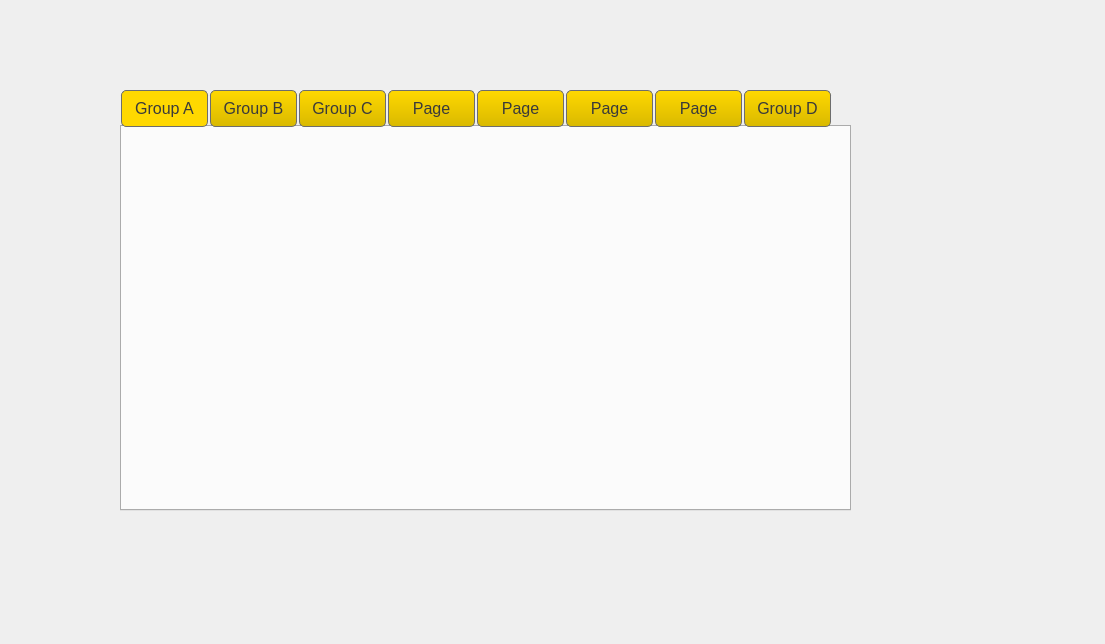
Before: the Qt Designer form sources/FootballEditor16/GUIApp/temporary.ui in vaddya/FootballEditor16, drawn with Qt 5.
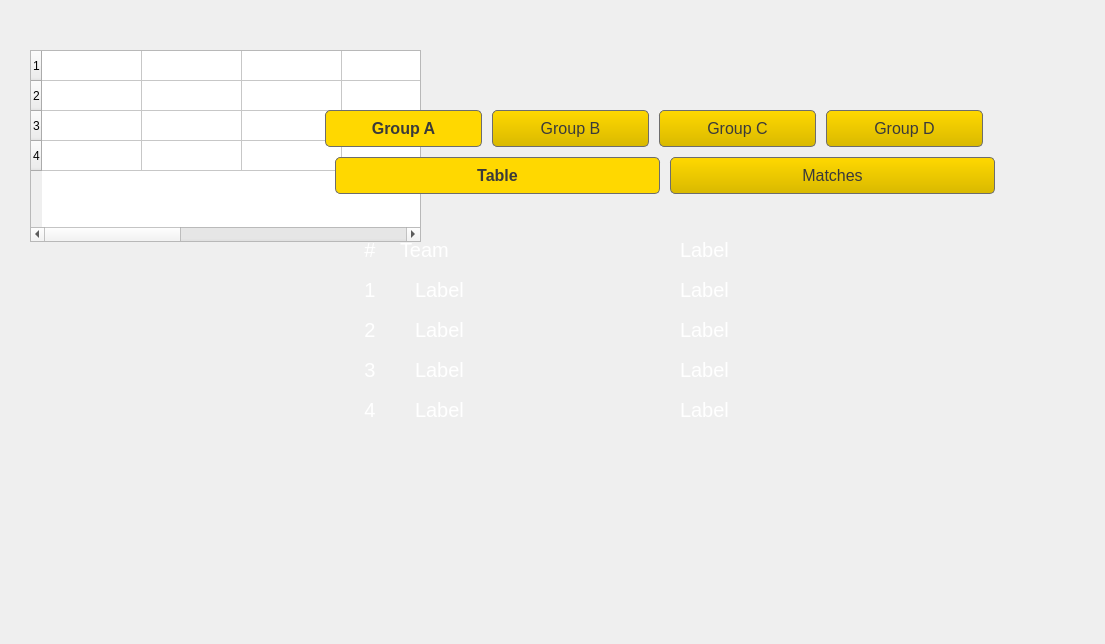
After: the same form once the commit is applied. The open tabs and pages were chosen to show the change. Icons and pictures are not drawn.

Commit message: stable table

The edit to the form file:
```diff
--- a/sources/FootballEditor16/GUIApp/temporary.ui
+++ b/sources/FootballEditor16/GUIApp/temporary.ui
@@ -13,13 +13,124 @@
   <property name="windowTitle">
    <string>Dialog</string>
   </property>
+  <widget class="QTableWidget" name="tableWidget">
+   <property name="enabled">
+    <bool>true</bool>
+   </property>
+   <property name="geometry">
+    <rect>
+     <x>30</x>
+     <y>50</y>
+     <width>391</width>
+     <height>192</height>
+    </rect>
+   </property>
+   <property name="styleSheet">
+    <string notr="true">QTableWidget {
+	background: none;
+}</string>
+   </property>
+   <property name="editTriggers">
+    <set>QAbstractItemView::NoEditTriggers</set>
+   </property>
+   <property name="selectionMode">
+    <enum>QAbstractItemView::NoSelection</enum>
+   </property>
+   <property name="selectionBehavior">
+    <enum>QAbstractItemView::SelectColumns</enum>
+   </property>
+   <property name="showGrid">
+    <bool>true</bool>
+   </property>
+   <property name="gridStyle">
+    <enum>Qt::SolidLine</enum>
+   </property>
+   <property name="wordWrap">
+    <bool>true</bool>
+   </property>
+   <property name="cornerButtonEnabled">
+    <bool>true</bool>
+   </property>
+   <attribute name="horizontalHeaderVisible">
+    <bool>false</bool>
+   </attribute>
+   <attribute name="horizontalHeaderCascadingSectionResizes">
+    <bool>false</bool>
+   </attribute>
+   <attribute name="horizontalHeaderShowSortIndicator" stdset="0">
+    <bool>false</bool>
+   </attribute>
+   <attribute name="horizontalHeaderStretchLastSection">
+    <bool>true</bool>
+   </attribute>
+   <row>
+    <property name="text">
+     <string>1</string>
+    </property>
+   </row>
+   <row>
+    <property name="text">
+     <string>2</string>
+    </property>
+   </row>
+   <row>
+    <property name="text">
+     <string>3</string>
+    </property>
+   </row>
+   <row>
+    <property name="text">
+     <string>4</string>
+    </property>
+   </row>
+   <column>
+    <property name="text">
+     <string>Team</string>
+    </property>
+   </column>
+   <column>
+    <property name="text">
+     <string>G</string>
+    </property>
+   </column>
+   <column>
+    <property name="text">
+     <string>W</string>
+    </property>
+   </column>
+   <column>
+    <property name="text">
+     <string>D</string>
+    </property>
+   </column>
+   <column>
+    <property name="text">
+     <string>L</string>
+    </property>
+   </column>
+   <column>
+    <property name="text">
+     <string>GF</string>
+    </property>
+   </column>
+   <column>
+    <property name="text">
+     <string>GA</string>
+    </property>
+   </column>
+   <column>
+    <property name="text">
+     <string>GD</string>
+    </property>
+   </column>
+  </widget>
   <widget class="QTabWidget" name="tabGroups">
    <property name="geometry">
     <rect>
-     <x>120</x>
-     <y>90</y>
-     <width>731</width>
-     <height>421</height>
+     <x>320</x>
+     <y>110</y>
+     <width>701</width>
+     <height>391</height>
     </rect>
    </property>
    <property name="styleSheet">
@@ -34,24 +145,357 @@
 	color: #3a3a3a;
 	font-size: 16px;
 	height: 35px;
-	width: 85px;
-	margin-left: 1px;
-	margin-right: 1px;
+	width: 155px;
+	margin-left: 5px;
+	margin-right: 5px;
 }
 
 QTabBar::tab:hover, QTabBar::tab:selected {
 	background-color: #ffd800;
+	font-weight: bold;
+}
+
+QTabWidget::pane  {
+	background-color: none;
+	color: rgb(255, 255, 255);
+	border: 0px solid black;
+}
+
+QTabBar::tear {	
+	image: url(:/settings_background.jpg);
 }</string>
    </property>
    <property name="currentIndex">
     <number>5</number>
    </property>
-   <widget class="QWidget" name="tab">
+   <widget class="QWidget" name="tabGroupA">
     <attribute name="title">
      <string>Group A</string>
     </attribute>
+    <widget class="QTabWidget" name="tabGroups_2">
+     <property name="geometry">
+      <rect>
+       <x>10</x>
+       <y>10</y>
+       <width>681</width>
+       <height>341</height>
+      </rect>
+     </property>
+     <property name="styleSheet">
+      <string notr="true">QTabWidget::tab-bar {
+    alignment: center;
+}
+
+QTabBar::tab {
+	border: 1px solid #6d6d6d transparent;
+	background: qlineargradient(x1: 0, y1: 1, x2: 0, y2: 0,  stop: 0 #d9b900, stop: 1 #ffd800);
+	border-radius: 5px;
+	color: #3a3a3a;
+	font-size: 16px;
+	height: 35px;
+	width: 323px;
+	margin-left: 5px;
+	margin-right: 5px;
+}
+
+QTabBar::tab:hover, QTabBar::tab:selected {
+	background-color: #ffd800;
+	font-weight: bold;
+}
+
+QTabWidget::pane  {
+	background: none;
+	color: rgb(255, 255, 255);
+	border: 0px solid black;
+}
+</string>
+     </property>
+     <property name="currentIndex">
+      <number>1</number>
+     </property>
+     <widget class="QWidget" name="tabGroupA_2">
+      <attribute name="title">
+       <string>Table</string>
+      </attribute>
+      <widget class="QLabel" name="lblTable16_A_1">
+       <property name="geometry">
+        <rect>
+         <x>70</x>
+         <y>40</y>
+         <width>260</width>
+         <height>31</height>
+        </rect>
+       </property>
+       <property name="styleSheet">
+        <string notr="true">color: white;
+font-size: 20px;</string>
+       </property>
+       <property name="text">
+        <string>Team</string>
+       </property>
+      </widget>
+      <widget class="QLabel" name="lblTable16_A_3">
+       <property name="geometry">
+        <rect>
+         <x>85</x>
+         <y>80</y>
+         <width>250</width>
+         <height>31</height>
+        </rect>
+       </property>
+       <property name="styleSheet">
+        <string notr="true">color: white;
+font-size: 20px;</string>
+       </property>
+       <property name="text">
+        <string>Label</string>
+       </property>
+      </widget>
+      <widget class="QLabel" name="lblTable16_A_5">
+       <property name="geometry">
+        <rect>
+         <x>85</x>
+         <y>120</y>
+         <width>250</width>
+         <height>31</height>
+        </rect>
+       </property>
+       <property name="styleSheet">
+        <string notr="true">color: white;
+font-size: 20px;</string>
+       </property>
+       <property name="text">
+        <string>Label</string>
+       </property>
+      </widget>
+      <widget class="QLabel" name="lblTable16_A_7">
+       <property name="geometry">
+        <rect>
+         <x>85</x>
+         <y>160</y>
+         <width>250</width>
+         <height>31</height>
+        </rect>
+       </property>
+       <property name="styleSheet">
+        <string notr="true">color: white;
+font-size: 20px;</string>
+       </property>
+       <property name="text">
+        <string>Label</string>
+       </property>
+      </widget>
+      <widget class="QLabel" name="lblTable16_A_9">
+       <property name="geometry">
+        <rect>
+         <x>85</x>
+         <y>200</y>
+         <width>250</width>
+         <height>31</height>
+        </rect>
+       </property>
+       <property name="styleSheet">
+        <string notr="true">color: white;
+font-size: 20px;</string>
+       </property>
+       <property name="text">
+        <string>Label</string>
+       </property>
+      </widget>
+      <widget class="QLabel" name="lblTable16_A_6">
+       <property name="geometry">
+        <rect>
+         <x>350</x>
+         <y>120</y>
+         <width>300</width>
+         <height>31</height>
+        </rect>
+       </property>
+       <property name="styleSheet">
+        <string notr="true">color: white;
+font-size: 20px;</string>
+       </property>
+       <property name="text">
+        <string>Label</string>
+       </property>
+      </widget>
+      <widget class="QLabel" name="lblTable16_A_10">
+       <property name="geometry">
+        <rect>
+         <x>350</x>
+         <y>200</y>
+         <width>300</width>
+         <height>31</height>
+        </rect>
+       </property>
+       <property name="styleSheet">
+        <string notr="true">color: white;
+font-size: 20px;</string>
+       </property>
+       <property name="text">
+        <string>Label</string>
+       </property>
+      </widget>
+      <widget class="QLabel" name="lblTable16_A_8">
+       <property name="geometry">
+        <rect>
+         <x>350</x>
+         <y>160</y>
+         <width>300</width>
+         <height>31</height>
+        </rect>
+       </property>
+       <property name="styleSheet">
+        <string notr="true">color: white;
+font-size: 20px;</string>
+       </property>
+       <property name="text">
+        <string>Label</string>
+       </property>
+      </widget>
+      <widget class="QLabel" name="lblTable16_A_4">
+       <property name="geometry">
+        <rect>
+         <x>350</x>
+         <y>80</y>
+         <width>300</width>
+         <height>31</height>
+        </rect>
+       </property>
+       <property name="styleSheet">
+        <string notr="true">color: white;
+font-size: 20px;</string>
+       </property>
+       <property name="text">
+        <string>Label</string>
+       </property>
+      </widget>
+      <widget class="QLabel" name="lblTable16_A_2">
+       <property name="geometry">
+        <rect>
+         <x>350</x>
+         <y>40</y>
+         <width>300</width>
+         <height>31</height>
+        </rect>
+       </property>
+       <property name="styleSheet">
+        <string notr="true">color: white;
+font-size: 20px;</string>
+       </property>
+       <property name="text">
+        <string>Label</string>
+       </property>
+      </widget>
+      <widget class="QLabel" name="lblTable16_A_11">
+       <property name="geometry">
+        <rect>
+         <x>30</x>
+         <y>120</y>
+         <width>20</width>
+         <height>31</height>
+        </rect>
+       </property>
+       <property name="styleSheet">
+        <string notr="true">color: white;
+font-size: 20px;</string>
+       </property>
+       <property name="text">
+        <string>2</string>
+       </property>
+       <property name="alignment">
+        <set>Qt::AlignCenter</set>
+       </property>
+      </widget>
+      <widget class="QLabel" name="lblTable16_A_12">
+       <property name="geometry">
+        <rect>
+         <x>30</x>
+         <y>200</y>
+         <width>20</width>
+         <height>31</height>
+        </rect>
+       </property>
+       <property name="styleSheet">
+        <string notr="true">color: white;
+font-size: 20px;</string>
+       </property>
+       <property name="text">
+        <string>4</string>
+       </property>
+       <property name="alignment">
+        <set>Qt::AlignCenter</set>
+       </property>
+      </widget>
+      <widget class="QLabel" name="lblTable16_A_13">
+       <property name="geometry">
+        <rect>
+         <x>30</x>
+         <y>160</y>
+         <width>20</width>
+         <height>31</height>
+        </rect>
+       </property>
+       <property name="styleSheet">
+        <string notr="true">color: white;
+font-size: 20px;</string>
+       </property>
+       <property name="text">
+        <string>3</string>
+       </property>
+       <property name="alignment">
+        <set>Qt::AlignCenter</set>
+       </property>
+      </widget>
+      <widget class="QLabel" name="lblTable16_A_14">
+       <property name="geometry">
+        <rect>
+         <x>30</x>
+         <y>80</y>
+         <width>20</width>
+         <height>31</height>
+        </rect>
+       </property>
+       <property name="styleSheet">
+        <string notr="true">color: white;
+font-size: 20px;</string>
+       </property>
+       <property name="text">
+        <string>1</string>
+       </property>
+       <property name="alignment">
+        <set>Qt::AlignCenter</set>
+       </property>
+      </widget>
+      <widget class="QLabel" name="lblTable16_A_15">
+       <property name="geometry">
+        <rect>
+         <x>30</x>
+         <y>40</y>
+         <width>20</width>
+         <height>31</height>
+        </rect>
+       </property>
+       <property name="styleSheet">
+        <string notr="true">color: white;
+font-size: 20px;</string>
+       </property>
+       <property name="text">
+        <string>#</string>
+       </property>
+       <property name="alignment">
+        <set>Qt::AlignCenter</set>
+       </property>
+      </widget>
+     </widget>
+     <widget class="QWidget" name="tab_2">
+      <attribute name="title">
+       <string>Matches</string>
+      </attribute>
+     </widget>
+    </widget>
    </widget>
-   <widget class="QWidget" name="tab_2">
+   <widget class="QWidget" name="tab">
     <attribute name="title">
      <string>Group B</string>
     </attribute>
@@ -61,26 +505,6 @@
      <string>Group C</string>
     </attribute>
    </widget>
-   <widget class="QWidget" name="tab_5">
-    <attribute name="title">
-     <string>Page</string>
-    </attribute>
-   </widget>
-   <widget class="QWidget" name="tab_6">
-    <attribute name="title">
-     <string>Page</string>
-    </attribute>
-   </widget>
-   <widget class="QWidget" name="tab_7">
-    <attribute name="title">
-     <string>Page</string>
-    </attribute>
-   </widget>
-   <widget class="QWidget" name="tab_8">
-    <attribute name="title">
-     <string>Page</string>
-    </attribute>
-   </widget>
    <widget class="QWidget" name="tab_4">
     <attribute name="title">
      <string>Group D</string>
```
Left out of the diff: 2 changed lines with no effect on the pictures. The commit also changes 5 other files.
